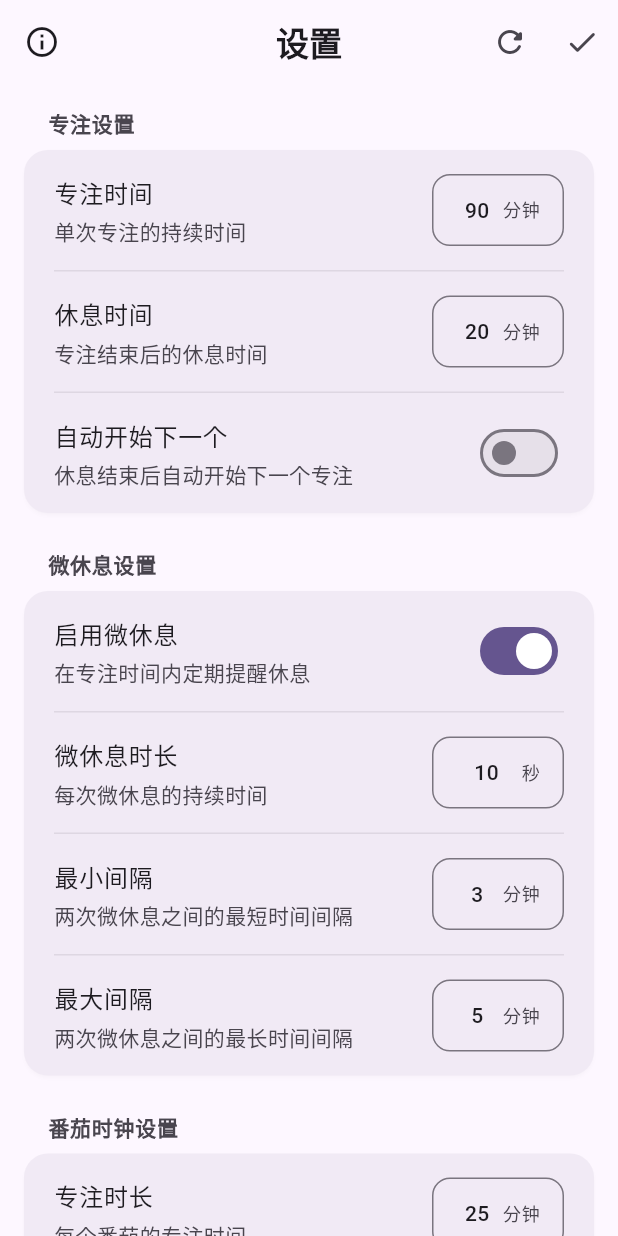
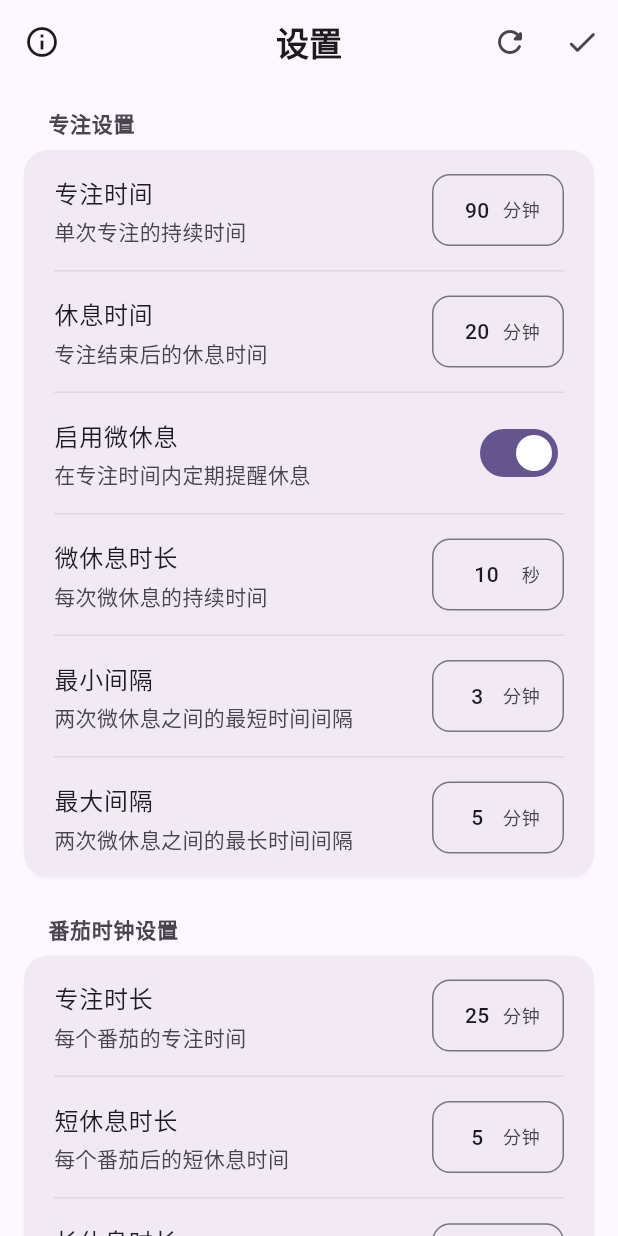
Before and after one commit to Merack/time_machine, a Flutter app: the SettingPage screen opened by its route, on a phone screen of 412 x 824 dp. Run offline on Flutter 3.47's test engine with Material 3 defaults, Android fonts, the phone set to English and light mode, and no system bars; our stand-ins replace audioplayers, device_info_plus, file_picker, flutter_local_notifications, fluttertoast, get and 3 more; missing offline and left inert: flutter_background_service, mmkv; accounts and stored records are empty; statements that could not run were skipped.

Commit message:
UI: adjust setting page ui

```diff
--- a/lib/page/setting/view.dart
+++ b/lib/page/setting/view.dart
@@ -125,28 +125,21 @@ class SettingPage extends StatelessWidget {
                     ),
                   ),
                   const SettingDivider(),
-                  SettingTile(
-                    title: '自动开始下一个',
-                    subtitle: '休息结束后自动开始下一个专注',
-                    trailing: Obx(() => SettingSwitch(
-                      value: state.autoStartNextFocus.value,
-                      onChanged: controller.toggleAutoStartNextFocus,
-                    )),
-                  ),
+                  MicroBreakSettings(controller: controller)
                 ],
               ),
 
               const SizedBox(height: 24),
 
               // 微休息设置组
-              SettingSection(
-                title: '微休息设置',
-                children: [
-                  MicroBreakSettings(controller: controller),
-                ],
-              ),
+              // SettingSection(
+              //   title: '微休息设置',
+              //   children: [
+              //     MicroBreakSettings(controller: controller),
+              //   ],
+              // ),
 
-              const SizedBox(height: 24),
+              // const SizedBox(height: 24),
 
               // 番茄时钟设置组（始终显示，供用户预先配置）
               SettingSection(
@@ -175,8 +168,17 @@ class SettingPage extends StatelessWidget {
 
               // 显示设置组
               SettingSection(
-                title: '显示设置',
+                title: '显示与行为',
                 children: [
+                  SettingTile(
+                    title: '自动开始下一个',
+                    subtitle: '休息结束后自动开始下一个专注',
+                    trailing: Obx(() => SettingSwitch(
+                      value: state.autoStartNextFocus.value,
+                      onChanged: controller.toggleAutoStartNextFocus,
+                    )),
+                  ),
+                  const SettingDivider(),
                   SettingTile(
                     title: '主题模式',
                     subtitle: '选择应用的外观主题',
```
